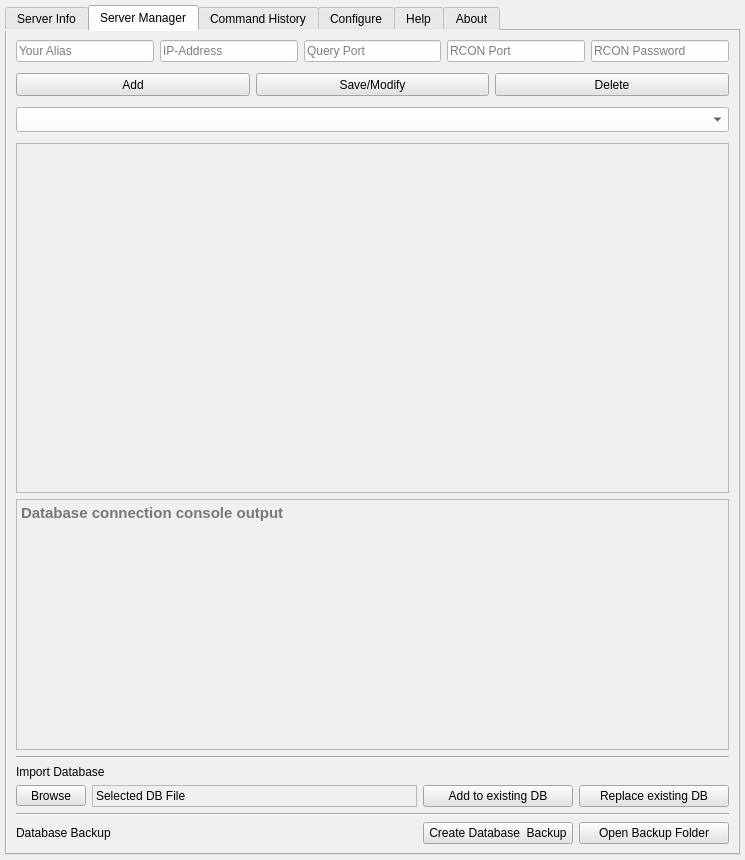
Above: Source_Code/source_files/isrt_gui.ui from sargolin/ISRT-Insurgency-Sandstorm-RCON-TOOL-and-Mapchanger before the change. Below: the same form after it.
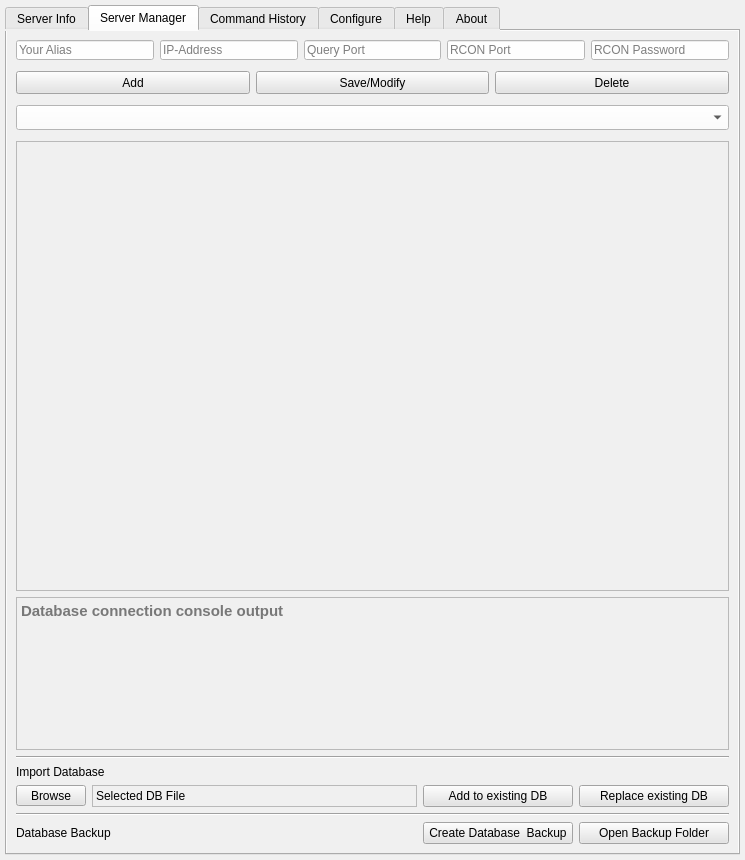
That is the form after the change. The open tabs and pages were chosen to show the change. Icons and pictures are not drawn.

What changed in the file:
```diff
--- a/Source_Code/source_files/isrt_gui.ui
+++ b/Source_Code/source_files/isrt_gui.ui
@@ -2014,7 +2014,7 @@
              <property name="minimumSize">
               <size>
                <width>0</width>
-               <height>350</height>
+               <height>450</height>
               </size>
              </property>
              <property name="mouseTracking">
@@ -2036,7 +2036,7 @@
               <enum>Qt::ScrollBarAlwaysOff</enum>
              </property>
              <property name="sizeAdjustPolicy">
-              <enum>QAbstractScrollArea::AdjustToContentsOnFirstShow</enum>
+              <enum>QAbstractScrollArea::AdjustIgnored</enum>
              </property>
              <property name="editTriggers">
               <set>QAbstractItemView::NoEditTriggers</set>
@@ -2050,6 +2050,9 @@
              <property name="sortingEnabled">
               <bool>false</bool>
              </property>
+             <property name="columnCount">
+              <number>6</number>
+             </property>
              <attribute name="horizontalHeaderVisible">
               <bool>false</bool>
              </attribute>
@@ -2057,10 +2060,10 @@
               <bool>true</bool>
              </attribute>
              <attribute name="horizontalHeaderMinimumSectionSize">
-              <number>130</number>
+              <number>20</number>
              </attribute>
              <attribute name="horizontalHeaderDefaultSectionSize">
-              <number>130</number>
+              <number>50</number>
              </attribute>
              <attribute name="horizontalHeaderShowSortIndicator" stdset="0">
               <bool>true</bool>
@@ -2080,6 +2083,14 @@
              <attribute name="verticalHeaderStretchLastSection">
               <bool>false</bool>
              </attribute>
+             <column>
+              <property name="text">
+               <string>ID</string>
+              </property>
+              <property name="textAlignment">
+               <set>AlignCenter</set>
+              </property>
+             </column>
              <column>
               <property name="text">
                <string>Alias</string>
```
Left out of the diff: 10 changed lines with no effect on the pictures.
